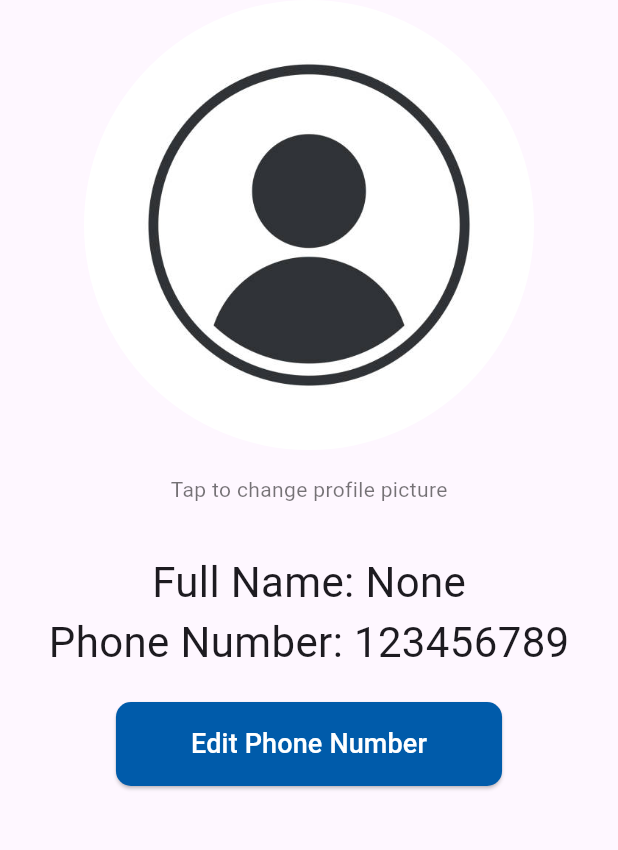
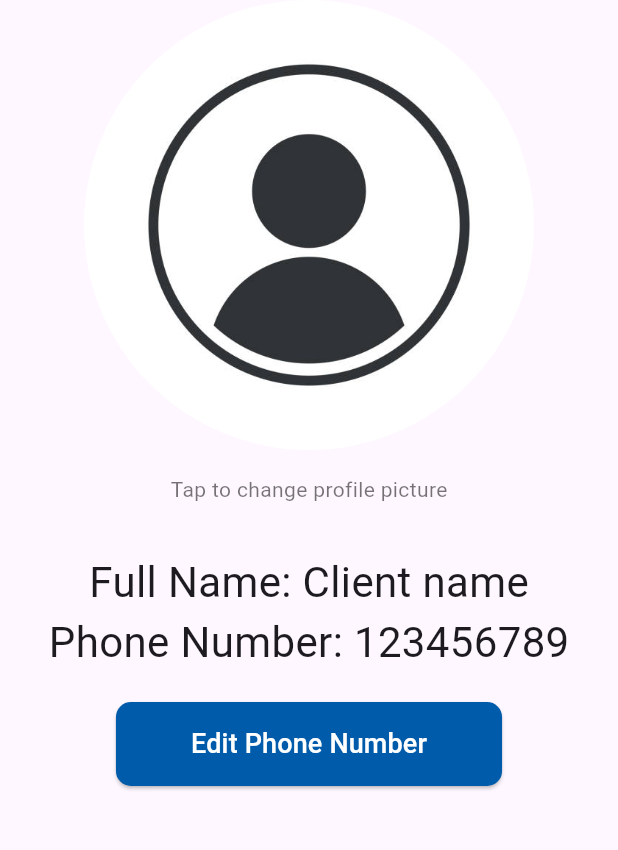
Before and after one commit to ousef777/Bank-Project, a Flutter app: the Profile screen opened by its route, on a phone screen of 412 x 824 dp, the part 84-934 px from its top. Run offline on Flutter 3.47's test engine with Material 3 defaults, Android fonts, the phone set to English and light mode, and no system bars; our stand-ins replace go_router, image_picker.

Commit message:
Last changes

```diff
--- a/lib/dashboard.dart
+++ b/lib/dashboard.dart
@@ -132,7 +132,7 @@ class Dashboard extends StatelessWidget {
                   amount: transactionAmount.toStringAsFixed(2),
                   date: 'Oct 17, 2024', // Placeholder for date
                   icon: _getTransactionIcon(transactionType), // Get special icon for the transaction
-                  isCredit: transactionType == "deposit", // Only deposits are credits
+                  isCredit: transactionAmount > 0, //(transactionType == "deposit" || transactionType == "transfer"), // Only deposits are credits
                 );
               },
             ),
--- a/lib/signup.dart
+++ b/lib/signup.dart
@@ -197,6 +197,7 @@ class _SignupState extends State<Signup> {
                 style: TextStyle(fontSize: 18, color: Colors.white),
               ),
             ),
+            ElevatedButton(onPressed: () => GoRouter.of(context).go('/signin'), child: const Text("Back"))
           ],
         ),
       ),
--- a/lib/users.dart
+++ b/lib/users.dart
@@ -20,7 +20,7 @@ class User {
     required this.password,
     required this.balance,
     this.phoneNumber = 123456789,
-    this.fullName = "None",
+    this.fullName = "Client name",
     this.profilePicturePath,
   });
 }
```
Also changed, not shown: lib/transfer.dart (+14 -2 lines).
